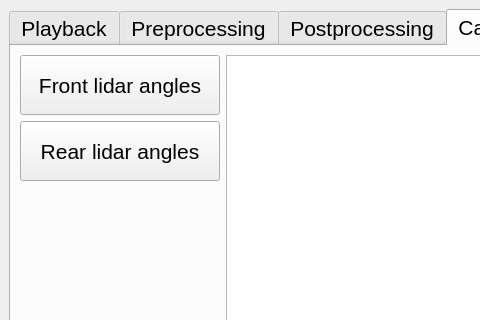
This is dataset_gui/src/datasetgui.ui in chinitaberrio/dataset_tools as Qt 5 draws it before an edit; both pictures show x 0 to 480 and y 0 to 320 of the 1422 by 587 pixel window. The edited form follows.
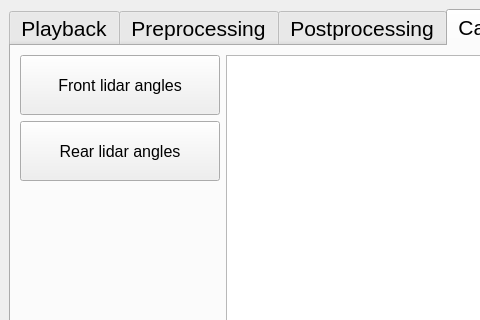
This is the edited form. The open tabs and pages were chosen to show the change.

Commit message: fix for ending processes in the dataset_gui, minor update to the gui

```diff
--- a/dataset_gui/src/datasetgui.ui
+++ b/dataset_gui/src/datasetgui.ui
@@ -607,6 +607,11 @@
               <height>60</height>
              </size>
             </property>
+            <property name="font">
+             <font>
+              <pointsize>12</pointsize>
+             </font>
+            </property>
             <property name="text">
              <string>Front lidar angles</string>
             </property>
@@ -620,6 +625,11 @@
               <height>60</height>
              </size>
             </property>
+            <property name="font">
+             <font>
+              <pointsize>12</pointsize>
+             </font>
+            </property>
             <property name="text">
              <string>Rear lidar angles</string>
             </property>
```
Left out of the diff: 2 changed lines with no effect on the pictures. The commit also changes 3 other files.
